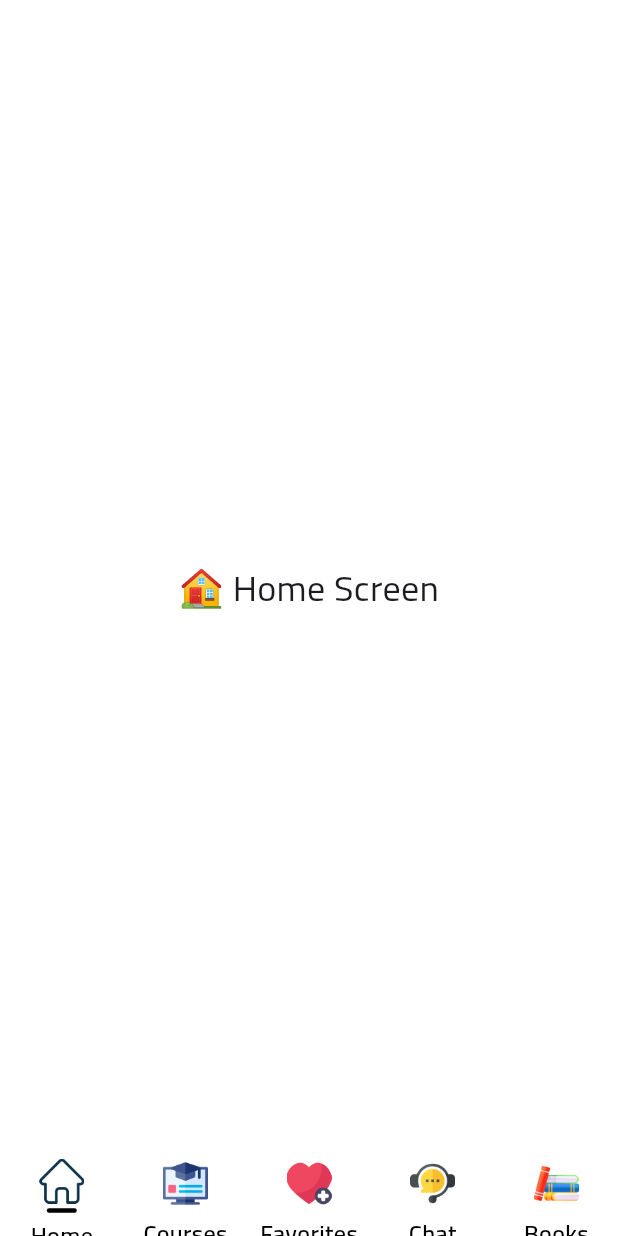
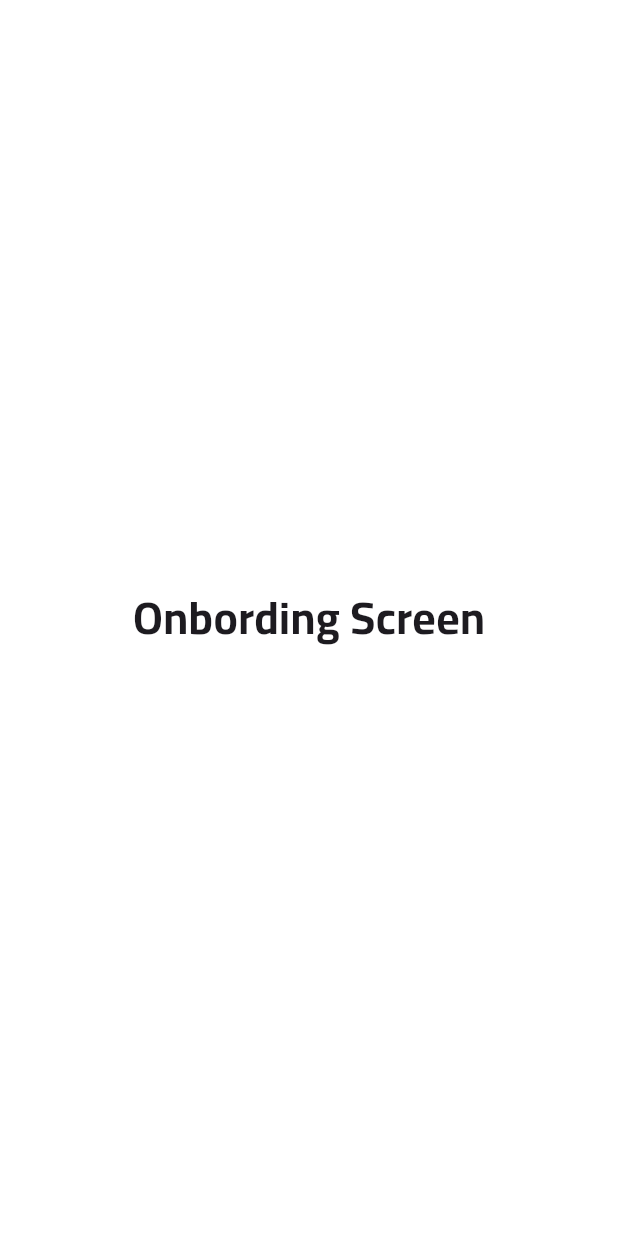
Before and after one commit to fci-grad-project/Flutter, a Flutter app: the screen it shows after launch, on a phone screen of 412 x 824 dp. Run offline on Flutter 3.47's test engine with Material 3 defaults, Android fonts, the phone set to English and light mode, and no system bars; our stand-ins replace dio, flutter_svg, font_awesome_flutter, get, image_picker, shimmer and 2 more.

Commit message:
add folder splach wiew and onbording

```diff
--- /dev/null
+++ b/lib/Splachscreen_Onbording/onbording_view.dart
@@ -0,0 +1,13 @@
+import 'package:flutter/material.dart';
+import 'package:graduation_project/Splachscreen_Onbording/widgets/onbording_body.dart';
+
+class OnbordingView extends StatelessWidget {
+  const OnbordingView({super.key});
+
+  @override
+  Widget build(BuildContext context) {
+    return const Scaffold(
+      body:OnbordingBody(),
+    );
+  }
+}
--- /dev/null
+++ b/lib/Splachscreen_Onbording/widgets/onbording_body.dart
@@ -0,0 +1,13 @@
+import 'package:flutter/material.dart';
+
+class OnbordingBody extends StatelessWidget {
+  const OnbordingBody({super.key});
+
+  @override
+  Widget build(BuildContext context) {
+    return Scaffold(
+      body:
+      Center(child: Text('Onbording Screen',style: TextStyle(fontSize: 30,fontWeight: FontWeight.bold),),),
+    );
+  }
+  }
--- a/lib/main.dart
+++ b/lib/main.dart
@@ -1,5 +1,6 @@
 import 'package:flutter/material.dart';
 import 'package:graduation_project/Nav%20Bar%20Iteam/Bottom_Navigation_Bar.dart';
+import 'package:graduation_project/Splachscreen_Onbording/splach_view.dart';
 
 void main() {
   runApp(const TeachConnect());
@@ -16,7 +17,7 @@ class TeachConnect extends StatelessWidget {
         fontFamily: 'cairo',
       ),
       debugShowCheckedModeBanner: false,
-      home: NavigationMenu(),
+      home: SplachScreenView(),
     );
   }
 }
```
Also changed, not shown: lib/Splachscreen_Onbording/splach_view.dart (added, +15 -0 lines), lib/Splachscreen_Onbording/widgets/splach_body.dart (added, +36 -0 lines).
